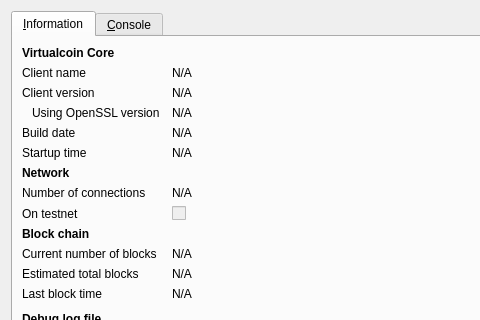
Above: src/qt/forms/rpcconsole.ui from RagnarDanneskjold/smallchange before the change; both pictures show x 0 to 480 and y 0 to 320 of the 740 by 450 pixel window. Below: the same form after it.
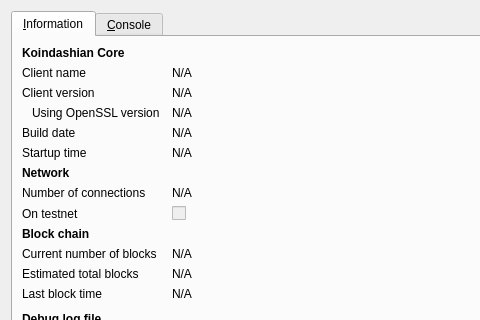
That is the form after the change. Icons and pictures are not drawn.

Patch:
```diff
--- a/src/qt/forms/rpcconsole.ui
+++ b/src/qt/forms/rpcconsole.ui
@@ -36,7 +36,7 @@
           </font>
          </property>
          <property name="text">
-          <string>Virtualcoin Core</string>
+          <string>Koindashian Core</string>
          </property>
         </widget>
        </item>
```
Left out of the diff: 6 changed lines with no effect on the pictures.
